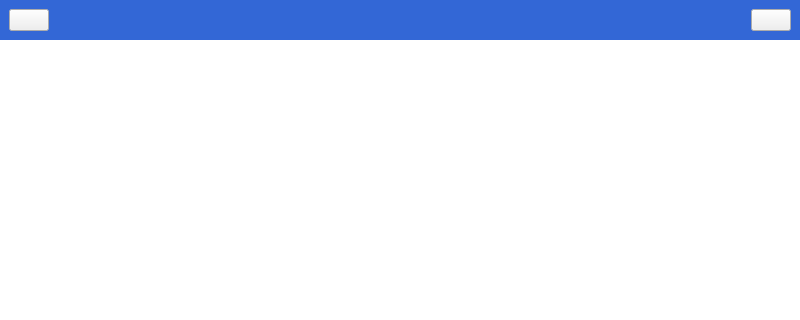
Old version of the form mainwindow.ui in the repository iwxyi/FloatingUniverse; both pictures show x 0 to 800 and y 0 to 320 of the 800 by 600 pixel window.
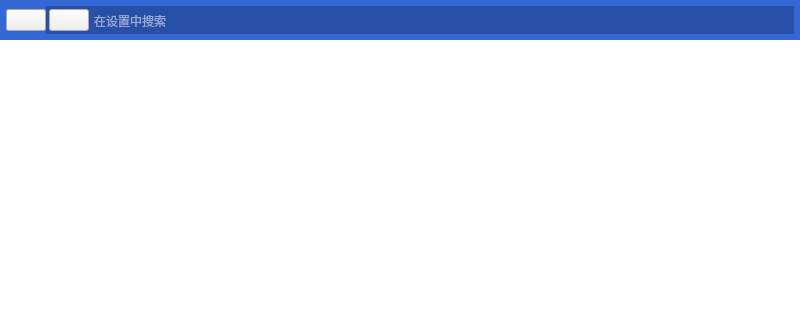
New version of the form. Icons and pictures are not drawn. Custom widgets are drawn as their Qt base class.

Commit message: 添加一个只能看看的搜索框

The edit to the form file:
```diff
--- a/mainwindow.ui
+++ b/mainwindow.ui
@@ -54,18 +54,21 @@
 	background: #3367d6;
 }</string>
       </property>
-      <layout class="QHBoxLayout" name="horizontalLayout_2">
+      <layout class="QHBoxLayout" name="horizontalLayout_2" stretch="0,0,1,0">
+       <property name="spacing">
+        <number>0</number>
+       </property>
        <property name="leftMargin">
-        <number>9</number>
+        <number>6</number>
        </property>
        <property name="topMargin">
-        <number>9</number>
+        <number>6</number>
        </property>
        <property name="rightMargin">
-        <number>9</number>
+        <number>6</number>
        </property>
        <property name="bottomMargin">
-        <number>9</number>
+        <number>6</number>
        </property>
        <item>
         <widget class="WaterCircleButton" name="drawerButton">
@@ -79,29 +82,83 @@
         </widget>
        </item>
        <item>
-        <spacer name="horizontalSpacer">
+        <widget class="QWidget" name="spacerWidget" native="true"/>
+       </item>
+       <item>
+        <widget class="QWidget" name="searchBox" native="true">
+         <property name="minimumSize">
+          <size>
+           <width>300</width>
+           <height>0</height>
+          </size>
+         </property>
+         <property name="styleSheet">
+          <string notr="true">#searchBox
+{
+	background: #2850a7
+}</string>
+         </property>
+         <layout class="QHBoxLayout" name="horizontalLayout_3">
+          <property name="spacing">
+           <number>3</number>
+          </property>
+          <property name="leftMargin">
+           <number>3</number>
+          </property>
+          <property name="topMargin">
+           <number>3</number>
+          </property>
+          <property name="rightMargin">
+           <number>3</number>
+          </property>
+          <property name="bottomMargin">
+           <number>3</number>
+          </property>
+          <item>
+           <widget class="WaterCircleButton" name="pushButton">
+            <property name="cursor">
+             <cursorShape>PointingHandCursor</cursorShape>
+            </property>
+            <property name="text">
+             <string/>
+            </property>
+            <property name="icon">
+             <iconset resource="resources/resources.qrc">
+              <normaloff>:/icons/search</normaloff>:/icons/search</iconset>
+            </property>
+           </widget>
+          </item>
+          <item>
+           <widget class="QLineEdit" name="searchEdit">
+            <property name="styleSheet">
+             <string notr="true">#searchEdit
+{
+	background: transparent;
+	border: none;
+	color: white;
+}</string>
+            </property>
+            <property name="placeholderText">
+             <string>在设置中搜索</string>
+            </property>
+           </widget>
+          </item>
+         </layout>
+        </widget>
+       </item>
+       <item>
+        <spacer name="horizontalSpacer_2">
          <property name="orientation">
           <enum>Qt::Horizontal</enum>
          </property>
          <property name="sizeHint" stdset="0">
           <size>
-           <width>40</width>
+           <width>0</width>
            <height>20</height>
           </size>
          </property>
         </spacer>
        </item>
-       <item>
-        <widget class="WaterCircleButton" name="menuButton">
-         <property name="text">
-          <string/>
-         </property>
-         <property name="icon">
-          <iconset resource="resources/resources.qrc">
-           <normaloff>:/icons/point_menu</normaloff>:/icons/point_menu</iconset>
-         </property>
-        </widget>
-       </item>
       </layout>
      </widget>
     </item>
```
Left out of the diff: 1 changed line with no effect on the pictures. The commit also changes 3 other files.
